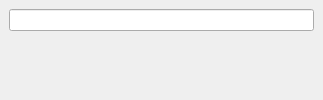
Old version of the form studio/docks/node_edit_dock.ui in the repository caryoscelus/rainynite-studio.
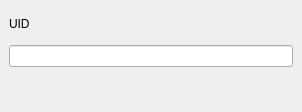
New version of the form.

Commit message: Node edit dock: show node's uuid

Patch:
```diff
--- a/studio/docks/node_edit_dock.ui
+++ b/studio/docks/node_edit_dock.ui
@@ -6,8 +6,8 @@
    <rect>
     <x>0</x>
     <y>0</y>
-    <width>323</width>
-    <height>100</height>
+    <width>302</width>
+    <height>112</height>
    </rect>
   </property>
   <property name="windowTitle">
@@ -15,6 +15,13 @@
   </property>
   <widget class="QWidget" name="content">
    <layout class="QVBoxLayout" name="verticalLayout">
+    <item>
+     <widget class="QLabel" name="uid_label">
+      <property name="text">
+       <string>UID</string>
+      </property>
+     </widget>
+    </item>
     <item>
      <widget class="QLineEdit" name="text_edit"/>
     </item>
```
Left out of the diff: 2 changed lines with no effect on the pictures. The commit also changes 1 other file.
